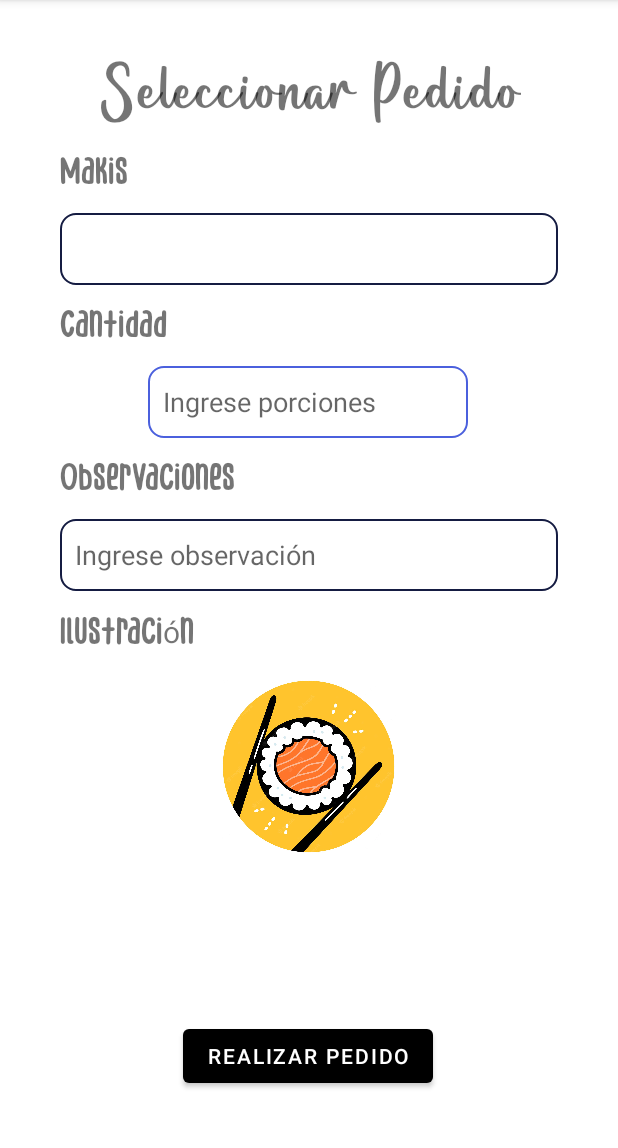
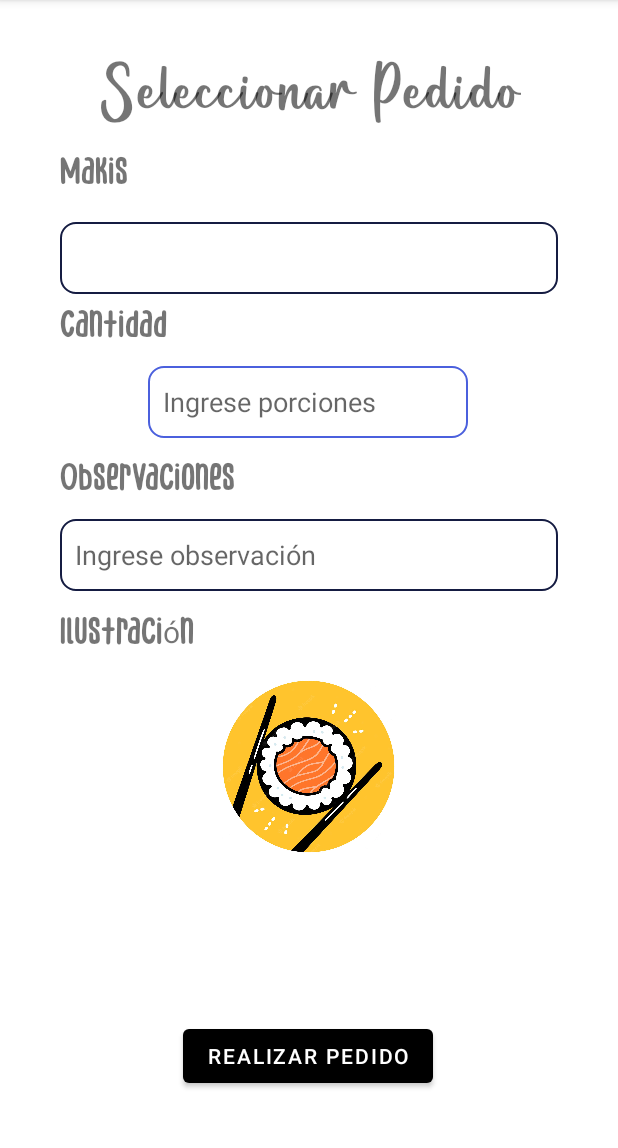
Before and after one commit to gcquirozguzman/makimusic, an Android app: the GenerarPedidoActivity screen opened directly, with no data from a screen before it, on a phone screen of 412 x 824 dp, the part 84-1232 px from its top. Run offline under Robolectric (Android 15) with nearby library versions, the phone set to English and light mode, and no system bars; our stand-ins replace Firebase (no records; nobody signed in at launch, a user with empty details on screens opened directly).

Commit message:
Se agrega pantallas para funcionalidad

```diff
--- a/app/src/main/java/com/upc/proyectofinal/GenerarPedidoActivity.kt
+++ b/app/src/main/java/com/upc/proyectofinal/GenerarPedidoActivity.kt
@@ -1,23 +1,55 @@
 package com.upc.proyectofinal
 
 import android.content.Intent
+import android.os.Bundle
+import android.util.Log
+import android.widget.ArrayAdapter
+import android.widget.Button
+import android.widget.EditText
+import android.widget.Spinner
 import androidx.appcompat.app.AppCompatActivity
-import android.os.Bundle
-import android.widget.Button
+import com.google.firebase.database.DataSnapshot
+import com.google.firebase.database.DatabaseError
+import com.google.firebase.database.ValueEventListener
+import com.google.firebase.database.ktx.database
+import com.google.firebase.ktx.Firebase
+import com.upc.proyectofinal.entidad.Makis
+
 
 class GenerarPedidoActivity : AppCompatActivity() {
 
     private lateinit var btnPedido: Button
+    private lateinit var textView25: EditText
+    private lateinit var txtCantidad: EditText
+    private lateinit var txtObservacion: EditText
+
+
+    private lateinit var messagesListener: ValueEventListener
+    private val listaMakis:MutableList<Makis> = ArrayList()
+    private val db = Firebase.database
+    val referencia = db.getReference("makis")
 
     override fun onCreate(savedInstanceState: Bundle?) {
         super.onCreate(savedInstanceState)
         setContentView(R.layout.activity_generar_pedido)
         asignarReferencias()
+
     }
+
     fun asignarReferencias(){
+
         btnPedido=findViewById(R.id.btnPedido)
+        textView25=findViewById(R.id.textView25)
+        txtCantidad=findViewById(R.id.txtCantidad)
+        txtObservacion=findViewById(R.id.txtObservacion)
+
         btnPedido.setOnClickListener{
             val intent = Intent(this, DetallePedidoActivity::class.java)
+
+            intent.putExtra("nombre", textView25.text)
+            intent.putExtra("cantidad", txtCantidad.text)
+            intent.putExtra("observacion", txtObservacion.text)
+
             startActivity(intent)
         }
     }
--- a/app/src/main/java/com/upc/proyectofinal/PrincipalActivity.kt
+++ b/app/src/main/java/com/upc/proyectofinal/PrincipalActivity.kt
@@ -12,6 +12,7 @@ import com.google.firebase.database.DatabaseError
 import com.google.firebase.database.ValueEventListener
 import com.google.firebase.database.ktx.database
 import com.google.firebase.ktx.Firebase
+import com.squareup.picasso.Picasso
 import com.upc.proyectofinal.entidad.Makis
 import kotlinx.coroutines.Job
 
@@ -42,9 +43,8 @@ class PrincipalActivity : AppCompatActivity() {
         asignarReferencias()
         mostrarMakis()
 
-        //val intent = intent
-        //val hola = intent.getStringExtra("photoUrl")
-        //Picasso.get().load(imagenFoto).into(btnPerfilUsuario);
+        val capture = intent.getStringExtra("capture")
+        Picasso.get().load(capture).into(btnPerfilUsuario);
 
     }
 
--- a/app/src/main/res/layout/activity_generar_pedido.xml
+++ b/app/src/main/res/layout/activity_generar_pedido.xml
@@ -43,12 +43,12 @@
         android:id="@+id/textView4"
         android:layout_width="wrap_content"
         android:layout_height="wrap_content"
-        android:layout_marginTop="16dp"
+        android:layout_marginTop="10dp"
         android:fontFamily="@font/bluenesia"
         android:text="Cantidad"
         android:textSize="20sp"
         app:layout_constraintStart_toStartOf="parent"
-        app:layout_constraintTop_toBottomOf="@+id/spinner" />
+        app:layout_constraintTop_toBottomOf="@+id/textView25" />
 
     <EditText
         android:id="@+id/txtCantidad"
@@ -118,16 +118,20 @@
         app:layout_constraintHorizontal_bias="0.496"
         app:layout_constraintStart_toStartOf="parent" />
 
-    <Spinner
-        android:id="@+id/spinner"
+    <EditText
+        android:id="@+id/textView25"
         android:layout_width="match_parent"
         android:layout_height="wrap_content"
-        android:layout_marginTop="16dp"
-        android:background="@drawable/casilla"
+        android:layout_marginTop="60dp"
+        android:background="@drawable/maki_per"
+        android:drawablePadding="10dp"
+        android:ems="10"
+        android:inputType="text"
         android:minHeight="48dp"
+        android:paddingStart="10dp"
         app:layout_constraintEnd_toEndOf="parent"
         app:layout_constraintStart_toStartOf="parent"
-        app:layout_constraintTop_toBottomOf="@+id/textView2"
+        app:layout_constraintTop_toBottomOf="@+id/textView"
         tools:ignore="SpeakableTextPresentCheck" />
 
 </androidx.constraintlayout.widget.ConstraintLayout>
```
Also changed, not shown: app/src/main/java/com/upc/proyectofinal/DetallePedidoActivity.kt (+22 -0 lines), app/src/main/java/com/upc/proyectofinal/LoginActivity.kt (+8 -5 lines).
